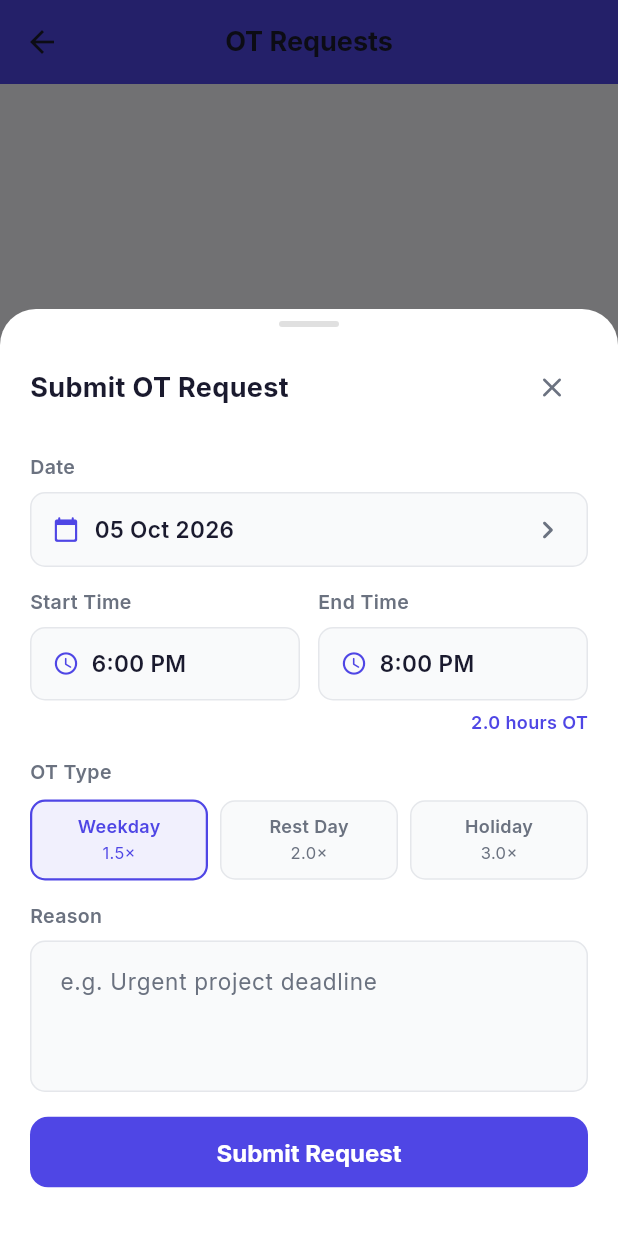
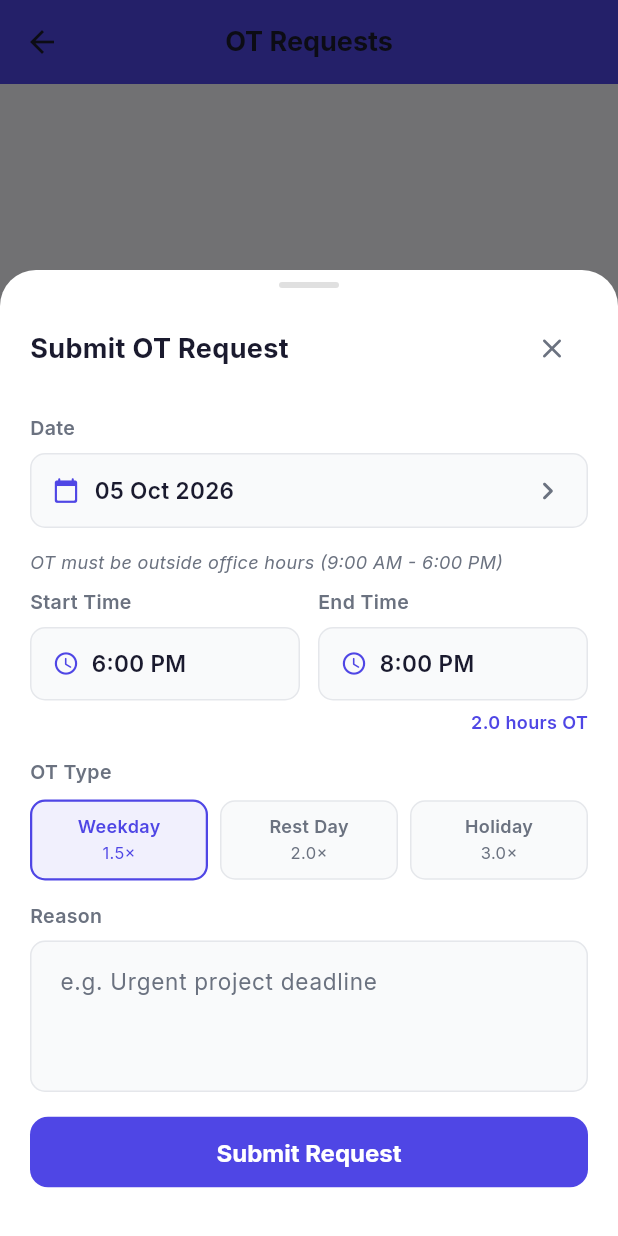
Before and after one commit to zaiedaziem/WorkNest, a Flutter app: the OtRequestScreen screen opened directly with empty values, after a tap on "Request OT", on a phone screen of 412 x 824 dp. Run offline on Flutter 3.47's test engine with Material 3 defaults, Android fonts, the phone set to English and light mode, and no system bars; our stand-ins replace file_picker, flutter_dotenv, flutter_markdown, geolocator, google_fonts, pdf and 3 more; accounts and stored records are empty.

Commit message:
Enforce OT office-hours and policy context
This change adds company work-end time parsing and validates OT submissions to prevent requests during configured office hours. It also improves chat policy retrieval by loading page-aware excerpts, using a larger document fallback, and reducing randomness for more reliable answers. The OT request screen now passes the company model into the submission sheet and shows an office-hours hint to users.

```diff
--- a/worknest/lib/views/screens/ot_request_screen.dart
+++ b/worknest/lib/views/screens/ot_request_screen.dart
@@ -177,7 +177,7 @@ class _OtRequestScreenState extends State<OtRequestScreen> {
       context: context,
       isScrollControlled: true,
       backgroundColor: Colors.transparent,
-      builder: (_) => SubmitOtSheet(vm: _vm),
+      builder: (_) => SubmitOtSheet(vm: _vm, company: widget.company),
     );
   }
 }
--- a/worknest/lib/views/widgets/ot/submit_ot_sheet.dart
+++ b/worknest/lib/views/widgets/ot/submit_ot_sheet.dart
@@ -1,12 +1,14 @@
 import 'package:flutter/material.dart';
 import 'package:flutter/services.dart';
 import 'package:intl/intl.dart';
+import '../../../models/company_model.dart';
 import '../../../viewmodels/ot_request_viewmodel.dart';
 import '../../../theme/app_theme.dart';
 
 class SubmitOtSheet extends StatefulWidget {
   final OtRequestViewModel vm;
-  const SubmitOtSheet({super.key, required this.vm});
+  final CompanyModel company;
+  const SubmitOtSheet({super.key, required this.vm, required this.company});
 
   @override
   State<SubmitOtSheet> createState() => _SubmitOtSheetState();
@@ -57,6 +59,20 @@ class _SubmitOtSheetState extends State<SubmitOtSheet> {
 
   void _setError(String? msg) => setState(() => _errorMsg = msg);
 
+  /// OT can only be requested for time outside office hours — if any part
+  /// of [_startTime, _endTime) overlaps the company's configured office
+  /// hours, this is a request for time the employee is already expected
+  /// to be working, not overtime.
+  bool get _overlapsOfficeHours {
+    final startMin = _startTime.hour * 60 + _startTime.minute;
+    final endMin = _endTime.hour * 60 + _endTime.minute;
+    final officeStart =
+        widget.company.workStartHour * 60 + widget.company.workStartMinute;
+    final officeEnd =
+        widget.company.workEndHour * 60 + widget.company.workEndMinute;
+    return startMin < officeEnd && endMin > officeStart;
+  }
+
   Future<void> _submit() async {
     if (_reasonCtrl.text.trim().isEmpty) {
       _setError('Please enter a reason.');
@@ -64,6 +80,12 @@ class _SubmitOtSheetState extends State<SubmitOtSheet> {
     }
     if (_hours <= 0) {
       _setError('End time must be after start time.');
+      return;
+    }
+    if (_overlapsOfficeHours) {
+      _setError(
+          'OT must be outside office hours (${widget.company.workStartTimeText} - '
+          '${widget.company.workEndTimeText}). Please pick a start/end time before or after work hours.');
       return;
     }
     _setError(null);
@@ -185,6 +207,19 @@ class _SubmitOtSheetState extends State<SubmitOtSheet> {
                 ),
               ),
               const SizedBox(height: 14),
+
+              // Office hours hint — shown up front so employees don't pick a
+              // conflicting time and only find out after tapping submit.
+              Text(
+                'OT must be outside office hours (${widget.company.workStartTimeText} - '
+                '${widget.company.workEndTimeText})',
+                style: const TextStyle(
+                  fontSize: 12,
+                  color: AppTheme.textMuted,
+                  fontStyle: FontStyle.italic,
+                ),
+              ),
+              const SizedBox(height: 8),
 
               // Start / End time
               Row(
```
Also changed, not shown: worknest/lib/models/company_model.dart (+28 -9 lines), worknest/lib/services/chat_service.dart (+55 -19 lines), 1 other file.
